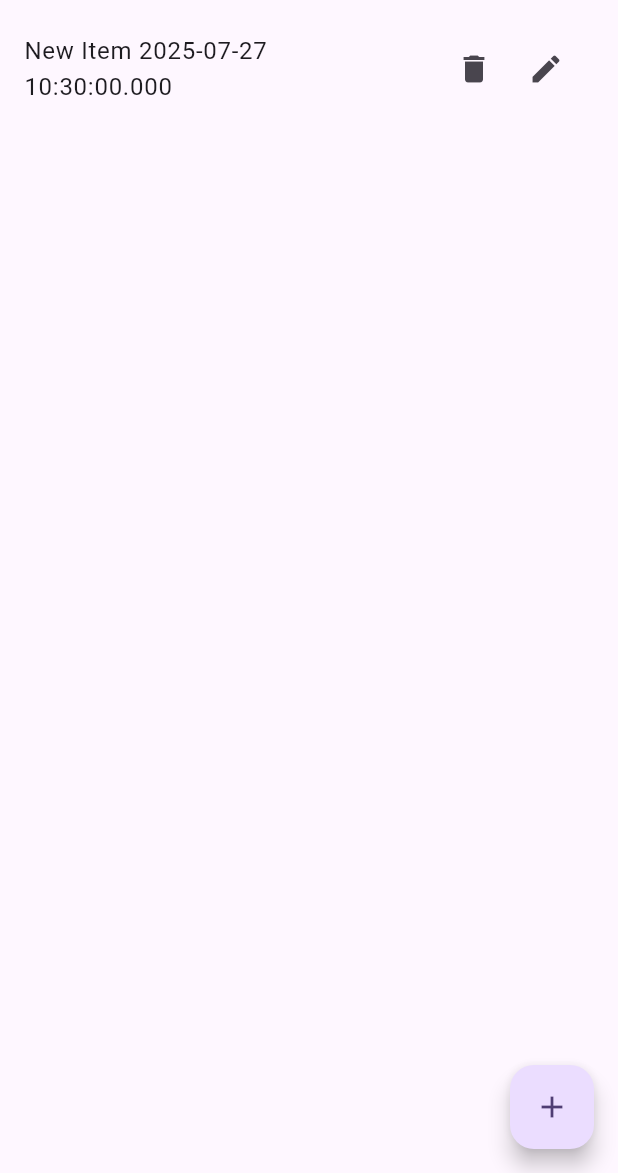
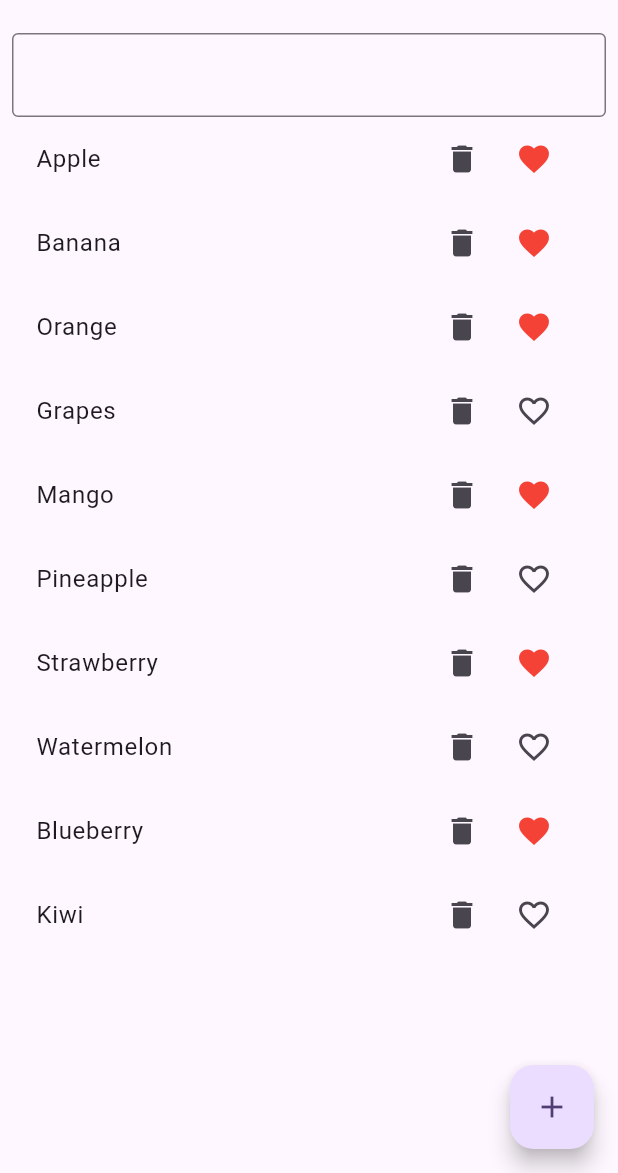
Before and after one commit to mishad01/Flutter-Riverpod-State-Management, a Flutter app: the screen it shows after launch, after a tap on the "add" icon, on a phone screen of 412 x 824 dp, the part 63-1236 px from its top. Run offline on Flutter 3.47's test engine with Material 3 defaults, Android fonts, the phone set to English and light mode, and no system bars; our stand-ins replace dart_mappable, dio, flutter_riverpod, freezed_annotation, go_router, logger and 4 more; generated files the repository leaves out were written again.

Commit message:
feat: Implement favourite items and search functionality
This commit introduces a new "favourite" feature for items and enhances the UI with search/filter capabilities.

Key changes:

- **`Item` Model:**
    - Added a `favourite` boolean field to the `Item` class.
    - Included a `copyWith` method for easier immutable updates of `Item` instances.
- **`FavouriteProvider` & `FavouriteStates`:**
    - Created `favourite_provider.dart` which defines:
        - `FavouriteNotifier`: A `StateNotifier` to manage the state of favourite items, including all items, filtered items, and the search query.
        - `favouriteProvider`: A `StateNotifierProvider` for `FavouriteNotifier`.
        - The `FavouriteNotifier` initializes a predefined list of items and provides a `filterList` method to update `filteredItems` based on a search string.
    - Created `favourite_states.dart` which defines:
        - `FavouriteStates`: A class to encapsulate `allItems`, `filteredItems`, and the `search` string.
        - Includes a `copyWith` method for state updates.
- **`HomeView`:**
    - Now uses `favouriteProvider` instead of the old `itemProvider`.
    - Initializes the item list by calling `ref.read(favouriteProvider.notifier).addItem()` in `initState`.
    - Added a `TextField` to allow users to filter items by name. The `onChanged` callback calls `ref.read(favouriteProvider.notifier).filterList(value)`.
    - The `ListView.builder` now displays `item.filteredItems`.
    - The edit icon in the `ListTile` now conditionally displays a filled heart (`Icons.favorite`) if `items.favourite` is true, or an outlined heart (`Icons.favorite_border`) otherwise.
    - Commented out the functionality for deleting and updating items, as well as adding new items via the floating action button.
- **`ItemProvider`:**
    - The existing `item_provider.dart` has been commented out as its functionality is superseded by `favourite_provider.dart`.

```diff
--- a/todo_app/lib/view/home_view.dart
+++ b/todo_app/lib/view/home_view.dart
@@ -1,6 +1,6 @@
 import 'package:flutter/material.dart';
 import 'package:flutter_riverpod/flutter_riverpod.dart';
-import 'package:todo_app/view/provider/item_provider.dart';
+import 'package:todo_app/view/provider/favourite_provider.dart';
 
 class HomeView extends ConsumerStatefulWidget {
   const HomeView({super.key});
@@ -11,16 +11,35 @@ class HomeView extends ConsumerStatefulWidget {
 
 class _HomeViewState extends ConsumerState<HomeView> {
   @override
+  void initState() {
+    super.initState();
+    Future.microtask(() {
+      ref.read(favouriteProvider.notifier).addItem();
+    });
+  }
+
+  @override
   Widget build(BuildContext context) {
-    final item = ref.watch(itemProvider);
+    final item = ref.watch(favouriteProvider);
     return Scaffold(
       appBar: AppBar(title: Text("To Do app bar")),
-      body: item.isEmpty
+      body: Padding(
+        padding: const EdgeInsets.all(8.0),
+        child: Column(
+          children: [
+            TextField(
+              decoration: InputDecoration(border: OutlineInputBorder()),
+              onChanged: (value) {
+                ref.read(favouriteProvider.notifier).filterList(value);
+              },
+            ),
+            item.allItems.isEmpty
                 ? Center(child: Text("No Data"))
-          : ListView.builder(
-              itemCount: item.length,
+                : Expanded(
+                    child: ListView.builder(
+                      itemCount: item.filteredItems.length,
                       itemBuilder: (context, index) {
-                final items = item[index];
+                        final items = item.filteredItems[index];
                         return ListTile(
                           title: Text(items.name),
                           trailing: Row(
@@ -28,26 +47,32 @@ class _HomeViewState extends ConsumerState<HomeView> {
                             children: [
                               IconButton(
                                 onPressed: () {
-                          ref.read(itemProvider.notifier).deleteItem(items.id);
+                                  //ref.read(itemProvider.notifier).deleteItem(items.id);
                                 },
                                 icon: Icon(Icons.delete),
                               ),
                               IconButton(
                                 onPressed: () {
-                          ref
+                                  /* ref
                                       .read(itemProvider.notifier)
-                              .updateItem(items.id, "Update Item");
+                                      .updateItem(items.id, "Update Item");*/
                                 },
-                        icon: Icon(Icons.edit),
+                                icon: items.favourite
+                                    ? Icon(Icons.favorite, color: Colors.red)
+                                    : Icon(Icons.favorite_border),
                               ),
                             ],
                           ),
                         );
                       },
                     ),
+                  ),
+          ],
+        ),
+      ),
       floatingActionButton: FloatingActionButton(
         onPressed: () {
-          ref.read(itemProvider.notifier).addItem("New Item ${DateTime.now()}");
+          //ref.read(itemProvider.notifier).addItem("New Item ${DateTime.now()}");
         },
         child: Icon(Icons.add),
       ),
--- a/todo_app/lib/view/model/item.dart
+++ b/todo_app/lib/view/model/item.dart
@@ -1,6 +1,15 @@
 class Item {
   String id;
   String name;
+  final bool favourite;
 
-  Item({required this.id, required this.name});
+  Item(this.favourite, {required this.id, required this.name});
+
+  Item copyWith({String? id, String? name, bool? favourite}) {
+    return Item(
+      favourite ?? this.favourite,
+      id: id ?? this.id,
+      name: name ?? this.name,
+    );
+  }
 }
--- /dev/null
+++ b/todo_app/lib/view/provider/favourite_provider.dart
@@ -0,0 +1,46 @@
+import 'package:flutter_riverpod/flutter_riverpod.dart';
+import 'package:todo_app/view/model/item.dart';
+import 'package:todo_app/view/provider/favourite_states.dart';
+
+final favouriteProvider =
+    StateNotifierProvider<FavouriteNotifier, FavouriteStates>((ref) {
+      return FavouriteNotifier();
+    });
+
+class FavouriteNotifier extends StateNotifier<FavouriteStates> {
+  FavouriteNotifier()
+    : super(FavouriteStates(allItems: [], filteredItems: [], search: ''));
+
+  void addItem() {
+    final List<Item> items = [
+      Item(true, id: '1', name: 'Apple'),
+      Item(true, id: '2', name: 'Banana'),
+      Item(true, id: '3', name: 'Orange'),
+      Item(false, id: '4', name: 'Grapes'),
+      Item(true, id: '5', name: 'Mango'),
+      Item(false, id: '6', name: 'Pineapple'),
+      Item(true, id: '7', name: 'Strawberry'),
+      Item(false, id: '8', name: 'Watermelon'),
+      Item(true, id: '9', name: 'Blueberry'),
+      Item(false, id: '10', name: 'Kiwi'),
+    ];
+    state = state.copyWith(
+      allItems: items.toList(),
+      filteredItems: items.toList(),
+    );
+  }
+
+  void filterList(String search) {
+    state = state.copyWith(filteredItems: _filterItems(state.allItems, search));
+  }
+
+  List<Item> _filterItems(List<Item> items, String search) {
+    if (search.isEmpty) {
+      return items;
+    }
+
+    return items
+        .where((item) => item.name.toLowerCase().contains(search.toLowerCase()))
+        .toList();
+  }
+}
--- /dev/null
+++ b/todo_app/lib/view/provider/favourite_states.dart
@@ -0,0 +1,24 @@
+import 'package:todo_app/view/model/item.dart';
+
+class FavouriteStates {
+  final List<Item> allItems;
+  final List<Item> filteredItems;
+  final String search;
+
+  FavouriteStates({
+    required this.allItems,
+    required this.filteredItems,
+    required this.search,
+  });
+  FavouriteStates copyWith({
+    List<Item>? allItems,
+    List<Item>? filteredItems,
+    String? search,
+  }) {
+    return FavouriteStates(
+      allItems: allItems ?? this.allItems,
+      filteredItems: filteredItems ?? this.filteredItems,
+      search: search ?? this.search,
+    );
+  }
+}
--- a/todo_app/lib/view/provider/item_provider.dart
+++ b/todo_app/lib/view/provider/item_provider.dart
@@ -1,3 +1,4 @@
+/*
 import 'package:flutter_riverpod/flutter_riverpod.dart';
 import 'package:todo_app/view/model/item.dart';
 
@@ -9,7 +10,7 @@ class ItemNotifier extends StateNotifier<List<Item>> {
   ItemNotifier() : super([]);
 
   void addItem(String name) {
-    final item = Item(id: DateTime.now().toString(), name: name);
+    final item = Item(id: DateTime.now().toString(), name: name, false);
     state.add(item);
     state = state.toList();
   }
@@ -25,3 +26,4 @@ class ItemNotifier extends StateNotifier<List<Item>> {
     state = state.toList();
   }
 }
+*/
```
Lines whose indentation alone changed are shown as unchanged.
